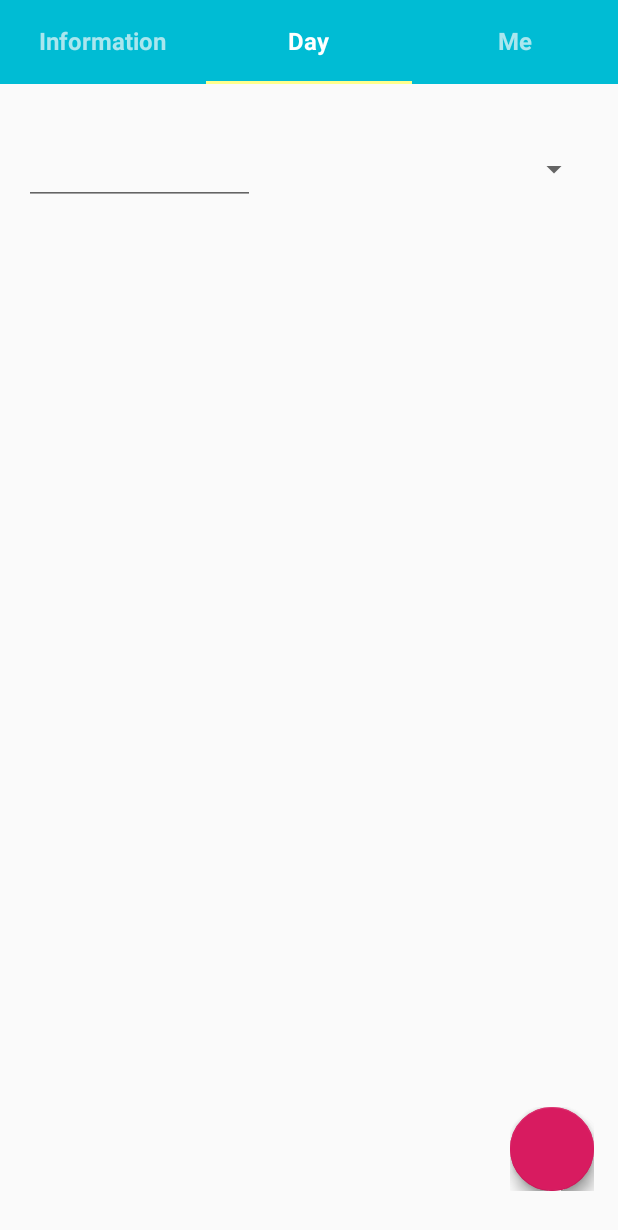
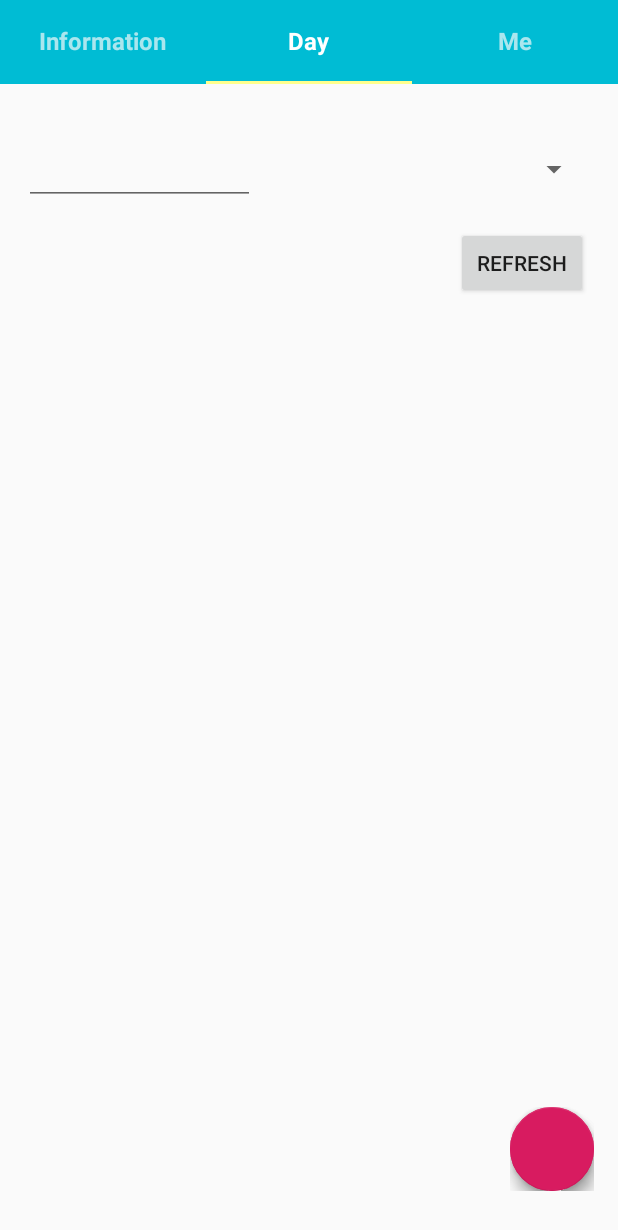
Before and after one commit to oscar1234456/finalAccounting, an Android app: the screen it shows after launch once a user with an empty profile is signed in (MainActivity), tab 2 chosen, on a phone screen of 412 x 824 dp. Shown: the top 1230 px of the screen. Run offline under Robolectric (Android 15) with nearby library versions, the phone set to English and light mode, and no system bars; our stand-ins replace Firebase (no records; nobody signed in at launch, a user with empty details on screens opened directly); libraries missing offline, so code that uses them is left out: com.facebook, com.facebook.login, com.getbase.floatingactionbutton; plain views replace FloatingActionButton, FloatingActionsMenu; 10 statements that could not run were skipped.

Commit message:
[add]Add new Avtivity and test the view send the Intent and revieve AvtivitiResult

```diff
--- a/app/src/main/java/com/example/accounting/mainView/myInvoiceView.java
+++ b/app/src/main/java/com/example/accounting/mainView/myInvoiceView.java
@@ -1,23 +1,31 @@
 package com.example.accounting.mainView;
 
+import android.app.Activity;
 import android.app.DatePickerDialog;
 import android.content.Context;
+import android.content.Intent;
 import android.util.Log;
 import android.view.LayoutInflater;
 import android.view.View;
+import android.widget.Button;
 import android.widget.DatePicker;
 import android.widget.EditText;
 
 
 import androidx.annotation.NonNull;
+import androidx.fragment.app.Fragment;
+import androidx.fragment.app.FragmentActivity;
+import androidx.fragment.app.FragmentManager;
 import androidx.recyclerview.widget.LinearLayoutManager;
 import androidx.recyclerview.widget.RecyclerView;
 
+import com.example.accounting.LoginMenu;
 import com.example.accounting.MainActivity;
 import com.example.accounting.dataStructure.incomeStruc;
 import com.example.accounting.invoiceList.PostInvoice;
 import com.example.accounting.R;
 import com.example.accounting.invoiceList.recycleViewAdapter;
+import com.example.accounting.newIncome;
 import com.google.android.gms.tasks.OnCompleteListener;
 import com.google.android.gms.tasks.OnSuccessListener;
 import com.google.android.gms.tasks.Task;
@@ -31,6 +39,8 @@ import com.google.firebase.firestore.QuerySnapshot;
 import java.util.ArrayList;
 import java.util.Calendar;
 
+import static androidx.core.app.ActivityCompat.startActivityForResult;
+
 /**
  * class: myInvoiceView
  * <p>
@@ -41,11 +51,13 @@ import java.util.Calendar;
 public class myInvoiceView extends PageView implements View.OnClickListener,DatePickerDialog.OnDateSetListener{
     private RecyclerView recyclerView;
     private ArrayList<incomeStruc> data;
-    private recycleViewAdapter invoiceAdapter;
+    public recycleViewAdapter invoiceAdapter;
     private EditText editDayDate;
     private DocumentReference mDocRef;
     private CollectionReference mColRef ;
     private MainActivity mymain;
+    private Button btntt;
+    private Context MainContext;
     View view;
     /**
      * Constructor for myInvoiceView
@@ -60,11 +72,13 @@ public class myInvoiceView extends PageView implements View.OnClickListener,Date
         view = LayoutInflater.from(context).inflate(R.layout.myinvoice_view, null);
         recyclerView = view.findViewById(R.id.invoiceList);
         editDayDate = view.findViewById(R.id.editDayDate);
+        btntt = view.findViewById(R.id.btntt);
+        MainContext = context;
 
         //test used
         data = new ArrayList<>();
+        initRecycleData();
         invoiceAdapter = new recycleViewAdapter(context, data);
-        addData(context);
         //the Adapter for recyclerView
 
 
@@ -80,6 +94,7 @@ public class myInvoiceView extends PageView implements View.OnClickListener,Date
 
 
         editDayDate.setOnClickListener(this);
+        btntt.setOnClickListener(this);
 
         //add view to current viewGroup (RelativeLayout)
         addView(view);
@@ -92,9 +107,10 @@ public class myInvoiceView extends PageView implements View.OnClickListener,Date
     }
 
     // Add invoice to this.data
-    public void addData(Context context) {
-
-     mColRef = FirebaseFirestore.getInstance().collection("Users/"+"f130501758@gmail.com"+"/IE").document("Income").collection("2020/1/17");
+    public void addData() {
+        Log.d("2ININ","123");
+        data.clear();
+     mColRef = FirebaseFirestore.getInstance().collection("Users/"+"s110616038@stu.ntue.edu.tw"+"/IE").document("Income").collection("2020/1/17");
         mColRef.get().addOnCompleteListener(new OnCompleteListener<QuerySnapshot>() {
             @Override
             public void onComplete(@NonNull Task<QuerySnapshot> task) {
@@ -116,6 +132,30 @@ public class myInvoiceView extends PageView implements View.OnClickListener,Date
 
     }
 
+    public void initRecycleData(){
+        Log.d("2ININ","123");
+
+        mColRef = FirebaseFirestore.getInstance().collection("Users/"+"s110616038@stu.ntue.edu.tw"+"/IE").document("Income").collection("2020/1/17");
+        mColRef.get().addOnCompleteListener(new OnCompleteListener<QuerySnapshot>() {
+            @Override
+            public void onComplete(@NonNull Task<QuerySnapshot> task) {
+                if (task.isSuccessful()) {
+                    for (QueryDocumentSnapshot document : task.getResult()) {
+                        Log.d("2ININ", document.getId() + " => " + document.getData());
+                        incomeStruc tempIncome = new incomeStruc( document.getString("incomeAmount"),document.getString("incomeClass"),document.getString("incomeDate"),document.getString("incomeText"));
+
+                        data.add(tempIncome);
+
+                    }
+                } else {
+                    Log.d("2ININ", "Error getting documents: ", task.getException());
+                }
+            }
+
+        });
+
+    }
+
     public void addData2(){
         data = new ArrayList<>();
         incomeStruc tempIncome = new incomeStruc("123","456","789","10111");
@@ -132,6 +172,7 @@ public class myInvoiceView extends PageView implements View.OnClickListener,Date
     public void onClick(View v) {
         switch (v.getId()){
             case  R.id.editDayDate:
+                Log.d("2ININ","44");
                 Calendar mcal = Calendar.getInstance();
                 new DatePickerDialog(view.getContext(),this,
                         mcal.get(Calendar.YEAR),
@@ -139,7 +180,23 @@ public class myInvoiceView extends PageView implements View.OnClickListener,Date
                         mcal.get(Calendar.DAY_OF_MONTH))
                         .show();
                 break;
+
+            case R.id.btntt:
+                Log.d("2ININ","55");
+                addData();
+                Intent it = new Intent(getContext(), newIncome.class);
+                ((Activity)getContext()).startActivityForResult(it,200);
+                invoiceAdapter.notifyDataSetChanged();
+
+                break;
         }
 
     }
+
+
+    public void onActivityResult(int requestCode, int resultCode, Intent it){
+            Log.d("2ININ",String.valueOf(requestCode));
+        String amount = it.getStringExtra("amount");
+        Log.d("2ININ",amount);
+    }
 }
--- a/app/src/main/res/layout/myinvoice_view.xml
+++ b/app/src/main/res/layout/myinvoice_view.xml
@@ -6,7 +6,7 @@
         android:id="@+id/invoiceList"
         android:layout_width="match_parent"
         android:layout_height="613dp"
-        android:layout_marginTop="100dp" />
+        android:layout_marginTop="150dp" />
 
     <EditText
         android:id="@+id/editDayDate"
@@ -27,4 +27,14 @@
         android:layout_alignParentTop="true"
         android:layout_marginStart="209dp"
         android:layout_marginTop="35dp" />
+
+    <Button
+        android:id="@+id/btntt"
+        android:layout_width="wrap_content"
+        android:layout_height="wrap_content"
+        android:layout_alignParentStart="true"
+        android:layout_alignParentTop="true"
+        android:layout_marginStart="304dp"
+        android:layout_marginTop="96dp"
+        android:text="REFRESH" />
 </RelativeLayout>
--- a/app/src/main/res/values/strings.xml
+++ b/app/src/main/res/values/strings.xml
@@ -20,7 +20,7 @@
 
     <string name="action_settings">Settings</string>
     <string name="amount">Amount</string>
-    <string name ="income_class">Class</string>
+    <string name="income_class">Class</string>
     <string name="income_write">Text</string>
     <string name="income_date">Date</string>
 </resources>
```
Also changed, not shown: app/src/main/AndroidManifest.xml (+3 -4 lines), app/src/main/java/com/example/accounting/MainActivity.java (+24 -4 lines), app/src/main/java/com/example/accounting/newOutcome.java (added, +14 -0 lines), app/src/main/res/layout/activity_new_outcome.xml (added, +9 -0 lines).
